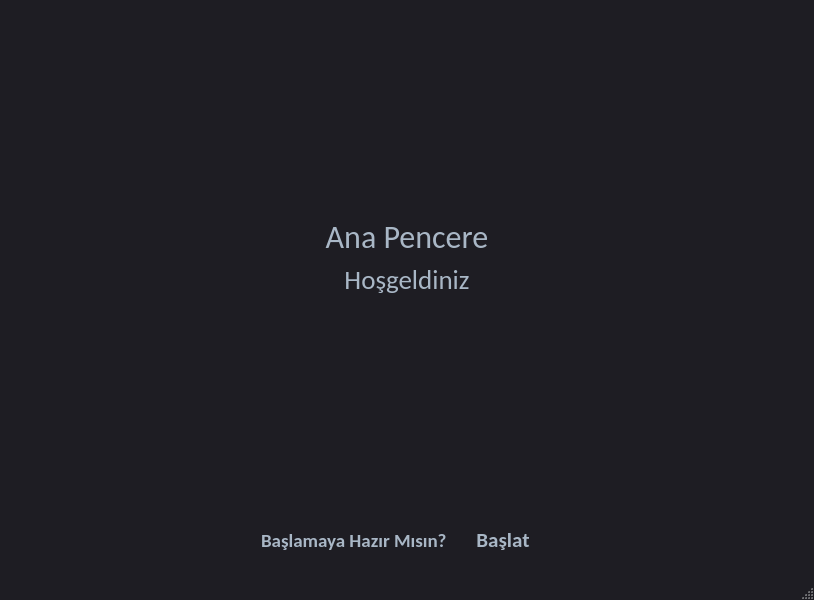
Before: the Qt Designer form ui/MainWindow.ui in barancinar/EmotionDetection, drawn with Qt 5.
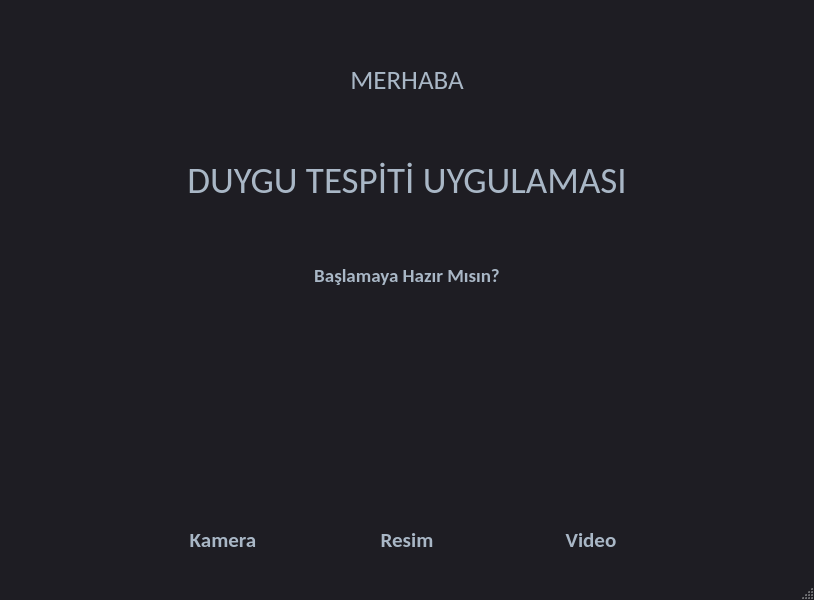
After: the same form once the commit is applied.

Diff of the .ui file:
```diff
--- a/ui/MainWindow.ui
+++ b/ui/MainWindow.ui
@@ -38,27 +38,6 @@
       </property>
      </spacer>
     </item>
-    <item>
-     <widget class="QLabel" name="label">
-      <property name="font">
-       <font>
-        <family>Calibri</family>
-        <pointsize>24</pointsize>
-       </font>
-      </property>
-      <property name="styleSheet">
-       <string notr="true">QLabel {
-	color: #a9b7c6;
-}</string>
-      </property>
-      <property name="text">
-       <string>Ana Pencere</string>
-      </property>
-      <property name="alignment">
-       <set>Qt::AlignCenter</set>
-      </property>
-     </widget>
-    </item>
     <item>
      <widget class="QLabel" name="label_2">
       <property name="font">
@@ -73,13 +52,122 @@
 }</string>
       </property>
       <property name="text">
-       <string>Hoşgeldiniz</string>
+       <string>MERHABA</string>
       </property>
       <property name="alignment">
        <set>Qt::AlignCenter</set>
       </property>
      </widget>
     </item>
+    <item>
+     <spacer name="verticalSpacer_6">
+      <property name="orientation">
+       <enum>Qt::Vertical</enum>
+      </property>
+      <property name="sizeHint" stdset="0">
+       <size>
+        <width>20</width>
+        <height>40</height>
+       </size>
+      </property>
+     </spacer>
+    </item>
+    <item>
+     <widget class="QLabel" name="label">
+      <property name="font">
+       <font>
+        <family>Calibri</family>
+        <pointsize>28</pointsize>
+       </font>
+      </property>
+      <property name="styleSheet">
+       <string notr="true">QLabel {
+	color: #a9b7c6;
+}</string>
+      </property>
+      <property name="text">
+       <string>DUYGU TESPİTİ UYGULAMASI</string>
+      </property>
+      <property name="alignment">
+       <set>Qt::AlignCenter</set>
+      </property>
+     </widget>
+    </item>
+    <item>
+     <spacer name="verticalSpacer_3">
+      <property name="orientation">
+       <enum>Qt::Vertical</enum>
+      </property>
+      <property name="sizeHint" stdset="0">
+       <size>
+        <width>20</width>
+        <height>40</height>
+       </size>
+      </property>
+     </spacer>
+    </item>
+    <item>
+     <widget class="QLabel" name="label_3">
+      <property name="font">
+       <font>
+        <family>Calibri</family>
+        <pointsize>14</pointsize>
+        <weight>75</weight>
+        <bold>true</bold>
+       </font>
+      </property>
+      <property name="styleSheet">
+       <string notr="true">QLabel {
+	color: #a9b7c6;
+}</string>
+      </property>
+      <property name="text">
+       <string>Başlamaya Hazır Mısın?</string>
+      </property>
+      <property name="alignment">
+       <set>Qt::AlignCenter</set>
+      </property>
+     </widget>
+    </item>
+    <item>
+     <spacer name="verticalSpacer_7">
+      <property name="orientation">
+       <enum>Qt::Vertical</enum>
+      </property>
+      <property name="sizeHint" stdset="0">
+       <size>
+        <width>20</width>
+        <height>40</height>
+       </size>
+      </property>
+     </spacer>
+    </item>
+    <item>
+     <spacer name="verticalSpacer_5">
+      <property name="orientation">
+       <enum>Qt::Vertical</enum>
+      </property>
+      <property name="sizeHint" stdset="0">
+       <size>
+        <width>20</width>
+        <height>40</height>
+       </size>
+      </property>
+     </spacer>
+    </item>
+    <item>
+     <spacer name="verticalSpacer_4">
+      <property name="orientation">
+       <enum>Qt::Vertical</enum>
+      </property>
+      <property name="sizeHint" stdset="0">
+       <size>
+        <width>20</width>
+        <height>40</height>
+       </size>
+      </property>
+     </spacer>
+    </item>
     <item>
      <spacer name="verticalSpacer">
       <property name="orientation">
@@ -110,24 +198,17 @@
         </spacer>
        </item>
        <item>
-        <widget class="QLabel" name="label_3">
-         <property name="font">
-          <font>
-           <family>Calibri</family>
-           <pointsize>14</pointsize>
-           <weight>75</weight>
-           <bold>true</bold>
-          </font>
+        <spacer name="horizontalSpacer_5">
+         <property name="orientation">
+          <enum>Qt::Horizontal</enum>
          </property>
-         <property name="styleSheet">
-          <string notr="true">QLabel {
-	color: #a9b7c6;
-}</string>
+         <property name="sizeHint" stdset="0">
+          <size>
+           <width>40</width>
+           <height>20</height>
+          </size>
          </property>
-         <property name="text">
-          <string>Başlamaya Hazır Mısın?</string>
-         </property>
-        </widget>
+        </spacer>
        </item>
        <item>
         <widget class="QPushButton" name="pushButton">
@@ -208,10 +289,213 @@
 }</string>
          </property>
          <property name="text">
-          <string>Başlat</string>
+          <string>Kamera</string>
          </property>
         </widget>
        </item>
+       <item>
+        <spacer name="horizontalSpacer_3">
+         <property name="orientation">
+          <enum>Qt::Horizontal</enum>
+         </property>
+         <property name="sizeHint" stdset="0">
+          <size>
+           <width>40</width>
+           <height>20</height>
+          </size>
+         </property>
+        </spacer>
+       </item>
+       <item>
+        <widget class="QPushButton" name="btnImage">
+         <property name="minimumSize">
+          <size>
+           <width>100</width>
+           <height>40</height>
+          </size>
+         </property>
+         <property name="font">
+          <font>
+           <family>Calibri</family>
+           <pointsize>16</pointsize>
+           <weight>75</weight>
+           <bold>true</bold>
+          </font>
+         </property>
+         <property name="styleSheet">
+          <string notr="true">QPushButton{
+	border-style: solid;
+	border-top-color: transparent;
+	border-right-color: transparent;
+	border-left-color: transparent;
+	border-bottom-color: transparent;
+	border-width: 1px;
+	border-style: solid;
+	color: #a9b7c6;
+	padding: 2px;
+	background-color: #1e1d23;
+}
+QPushButton::default{
+	border-style: inset;
+	border-top-color: transparent;
+	border-right-color: transparent;
+	border-left-color: transparent;
+	border-bottom-color: #04b97f;
+	border-width: 1px;
+	color: #a9b7c6;
+	padding: 2px;
+	background-color: #1e1d23;
+}
+QPushButton:hover{
+	border-style: solid;
+	border-top-color: transparent;
+	border-right-color: transparent;
+	border-left-color: transparent;
+	border-bottom-color: #37efba;
+	border-bottom-width: 1px;
+	border-style: solid;
+	color: #FFFFFF;
+	padding-bottom: 2px;
+	background-color: #1e1d23;
+}
+QPushButton:pressed{
+	border-style: solid;
+	border-top-color: transparent;
+	border-right-color: transparent;
+	border-left-color: transparent;
+	border-bottom-color: #37efba;
+	border-bottom-width: 2px;
+	border-style: solid;
+	color: #37efba;
+	padding-bottom: 1px;
+	background-color: #1e1d23;
+}
+QPushButton:disabled{
+	border-style: solid;
+	border-top-color: transparent;
+	border-right-color: transparent;
+	border-left-color: transparent;
+	border-bottom-color: #808086;
+	border-bottom-width: 2px;
+	border-style: solid;
+	color: #808086;
+	padding-bottom: 1px;
+	background-color: #1e1d23;
+}</string>
+         </property>
+         <property name="text">
+          <string>Resim</string>
+         </property>
+        </widget>
+       </item>
+       <item>
+        <spacer name="horizontalSpacer_4">
+         <property name="orientation">
+          <enum>Qt::Horizontal</enum>
+         </property>
+         <property name="sizeHint" stdset="0">
+          <size>
+           <width>40</width>
+           <height>20</height>
+          </size>
+         </property>
+        </spacer>
+       </item>
+       <item>
+        <widget class="QPushButton" name="btnVideo">
+         <property name="minimumSize">
+          <size>
+           <width>100</width>
+           <height>40</height>
+          </size>
+         </property>
+         <property name="font">
+          <font>
+           <family>Calibri</family>
+           <pointsize>16</pointsize>
+           <weight>75</weight>
+           <bold>true</bold>
+          </font>
+         </property>
+         <property name="styleSheet">
+          <string notr="true">QPushButton{
+	border-style: solid;
+	border-top-color: transparent;
+	border-right-color: transparent;
+	border-left-color: transparent;
+	border-bottom-color: transparent;
+	border-width: 1px;
+	border-style: solid;
+	color: #a9b7c6;
+	padding: 2px;
+	background-color: #1e1d23;
+}
+QPushButton::default{
+	border-style: inset;
+	border-top-color: transparent;
+	border-right-color: transparent;
+	border-left-color: transparent;
+	border-bottom-color: #04b97f;
+	border-width: 1px;
+	color: #a9b7c6;
+	padding: 2px;
+	background-color: #1e1d23;
+}
+QPushButton:hover{
+	border-style: solid;
+	border-top-color: transparent;
+	border-right-color: transparent;
+	border-left-color: transparent;
+	border-bottom-color: #37efba;
+	border-bottom-width: 1px;
+	border-style: solid;
+	color: #FFFFFF;
+	padding-bottom: 2px;
+	background-color: #1e1d23;
+}
+QPushButton:pressed{
+	border-style: solid;
+	border-top-color: transparent;
+	border-right-color: transparent;
+	border-left-color: transparent;
+	border-bottom-color: #37efba;
+	border-bottom-width: 2px;
+	border-style: solid;
+	color: #37efba;
+	padding-bottom: 1px;
+	background-color: #1e1d23;
+}
+QPushButton:disabled{
+	border-style: solid;
+	border-top-color: transparent;
+	border-right-color: transparent;
+	border-left-color: transparent;
+	border-bottom-color: #808086;
+	border-bottom-width: 2px;
+	border-style: solid;
+	color: #808086;
+	padding-bottom: 1px;
+	background-color: #1e1d23;
+}</string>
+         </property>
+         <property name="text">
+          <string>Video</string>
+         </property>
+        </widget>
+       </item>
+       <item>
+        <spacer name="horizontalSpacer_6">
+         <property name="orientation">
+          <enum>Qt::Horizontal</enum>
+         </property>
+         <property name="sizeHint" stdset="0">
+          <size>
+           <width>40</width>
+           <height>20</height>
+          </size>
+         </property>
+        </spacer>
+       </item>
        <item>
         <spacer name="horizontalSpacer_2">
          <property name="orientation">
```
Left out of the diff: 2 changed lines with no effect on the pictures.
